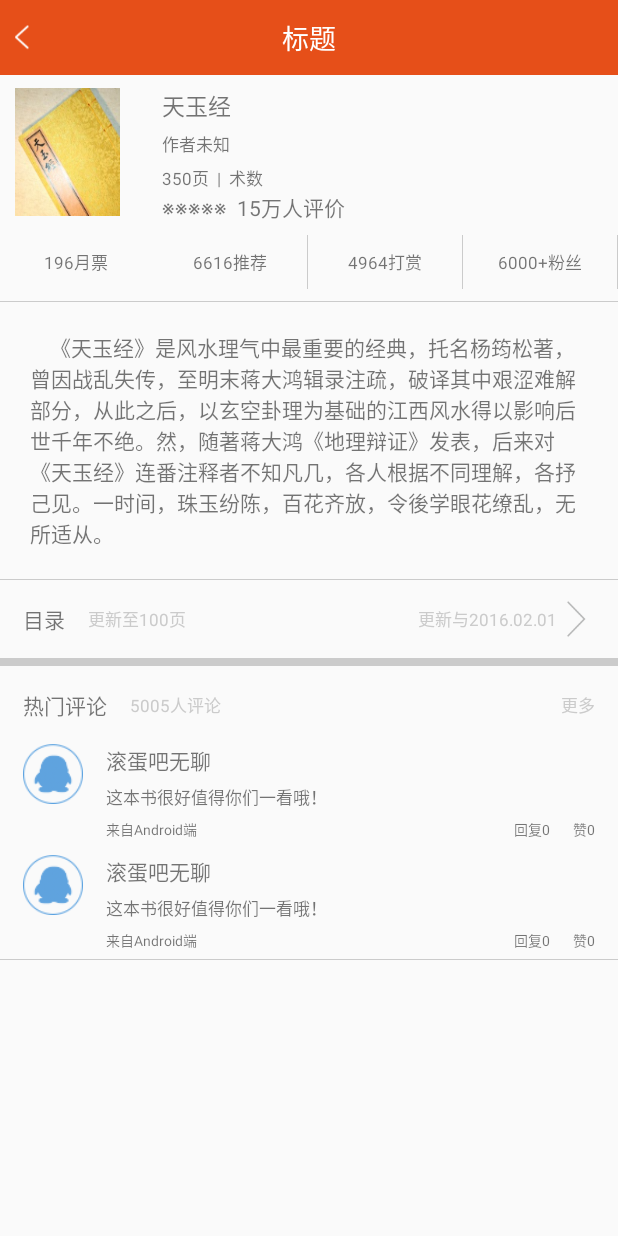
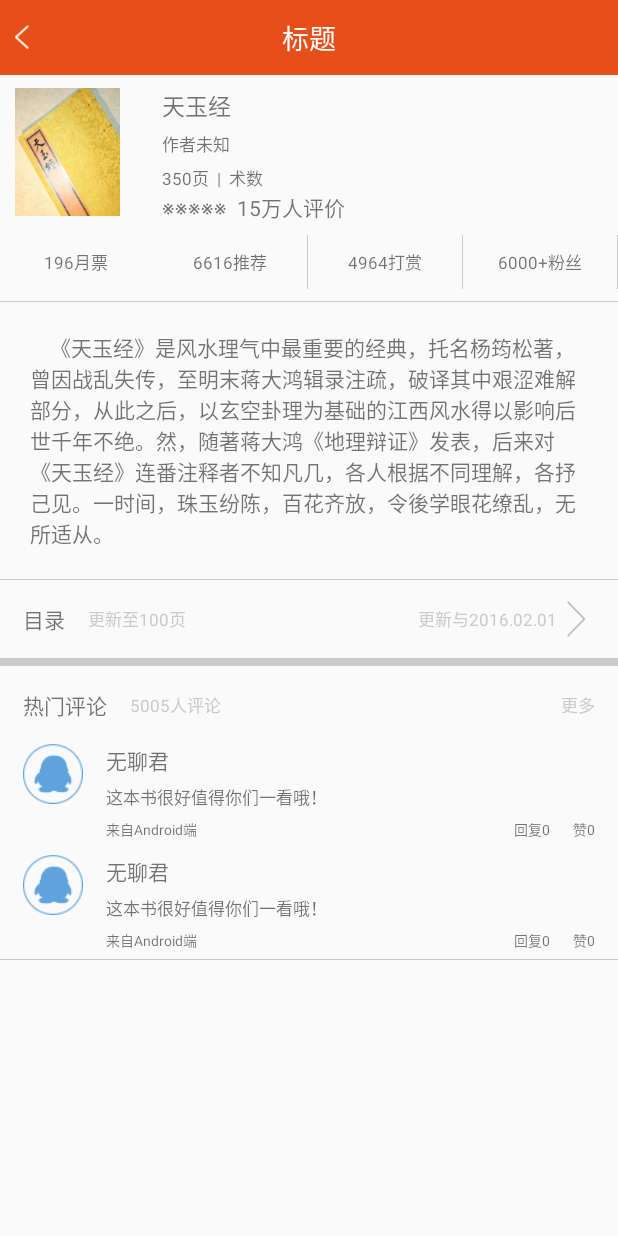
Before and after one commit to ymkmdf/Library, an Android app: the BookdescriptionActivity screen opened directly, with no data from a screen before it, on a phone screen of 412 x 824 dp. Run offline under Robolectric (Android 15) with nearby library versions, the phone set to English and light mode, and no system bars; our stand-ins replace ButterKnife, EventBus; libraries missing offline, so code that uses them is left out: retrofit2.adapter.rxjava, rx.android.schedulers, rx.schedulers, rx.subscriptions.

Commit message:
修改icon

```diff
--- a/app/src/main/res/layout/activity_bookdescription.xml
+++ b/app/src/main/res/layout/activity_bookdescription.xml
@@ -231,7 +231,7 @@
             android:layout_height="wrap_content"
             android:layout_toRightOf="@+id/image_toux1"
             android:layout_marginLeft="15dp"
-            android:text="滚蛋吧无聊"/>
+            android:text="无聊君"/>
         <TextView
             android:id="@+id/tvneirong1"
             android:layout_width="wrap_content"
@@ -293,7 +293,7 @@
             android:layout_height="wrap_content"
             android:layout_toRightOf="@+id/image_toux2"
             android:layout_marginLeft="15dp"
-            android:text="滚蛋吧无聊"/>
+            android:text="无聊君"/>
         <TextView
             android:id="@+id/tvneirong2"
             android:layout_width="wrap_content"
--- a/app/src/main/res/layout/layout_recommend.xml
+++ b/app/src/main/res/layout/layout_recommend.xml
@@ -24,7 +24,7 @@
             android:layout_gravity="center"
             android:layout_weight="1"
             android:layout_marginLeft="10dp"
-            android:text="猜你喜欢“异世大陆”类书籍——《白银之轮》 悲剧的山北伯爵著"/>
+            android:text="猜你喜欢“古诗”类书籍——《宋词》 ****爵著"/>
 
         <LinearLayout
             android:layout_width="50dp"
--- a/app/src/main/res/values/strings.xml
+++ b/app/src/main/res/values/strings.xml
@@ -1,5 +1,5 @@
 <resources>
-    <string name="app_name">藏书阁</string>
+    <string name="app_name">线装书社</string>
 
     <string name="bookshelf">书架</string>
     <string name="boutique">精品</string>
```
Also changed, not shown: app/src/main/java/com/meipan/library/_ui/activity/YueDuActivity.java (+0 -13 lines), app/src/main/res/mipmap-hdpi/ic_launcher.png, app/src/main/res/mipmap-mdpi/ic_launcher.png, app/src/main/res/mipmap-xhdpi/ic_launcher.png, app/src/main/res/mipmap-xxhdpi/ic_launcher.png, app/src/main/res/mipmap-xxxhdpi/ic_launcher.png.
